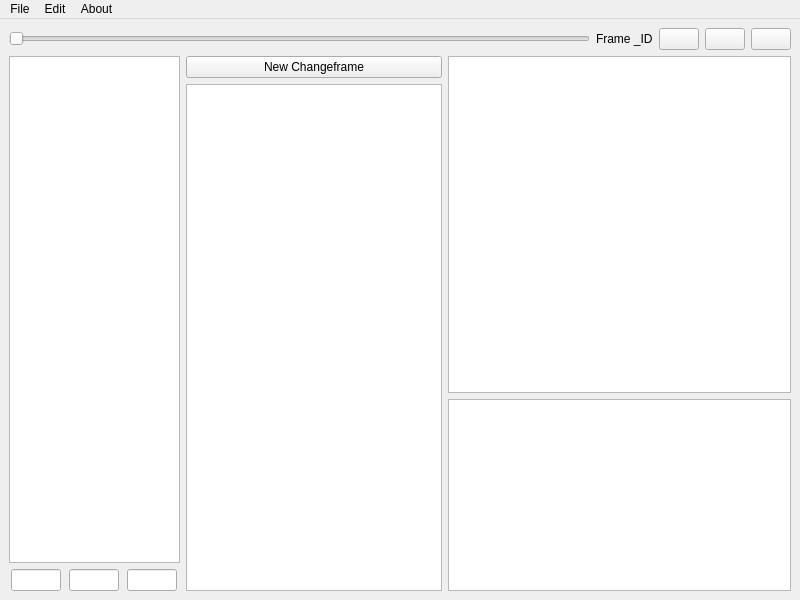
J2xMurphy/SpriteflowEditor, file mainwindow.ui: the form before one commit.
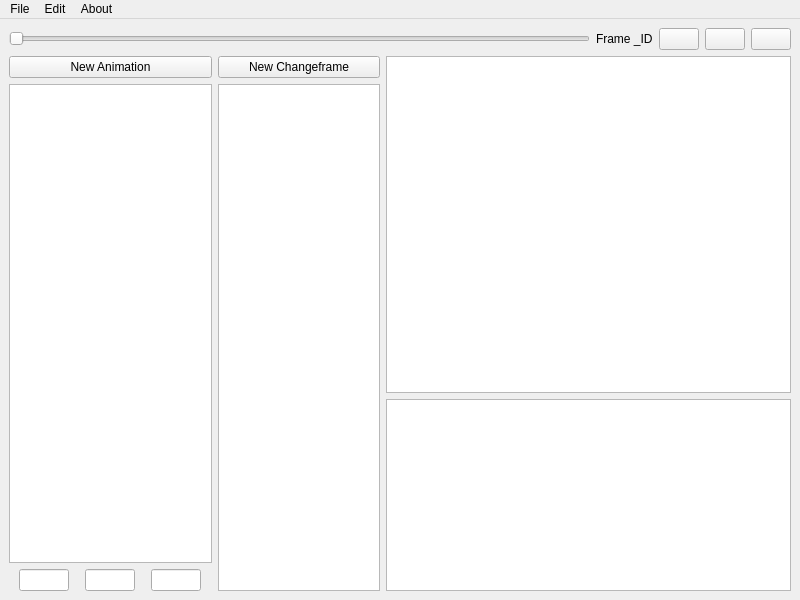
The form after the commit. Icons and pictures are not drawn.

Commit message:
Anim list added
The animation list now accepts new animations
Imgframe and animations are linked, with a image book.
When play is selected, animations properly play in the preview window
Need to do something about those debug statements

What changed in the file:
```diff
--- a/mainwindow.ui
+++ b/mainwindow.ui
@@ -95,9 +95,16 @@
      </layout>
     </item>
     <item>
-     <layout class="QHBoxLayout" name="H_Lists" stretch="25,0,50">
+     <layout class="QHBoxLayout" name="H_Lists" stretch="25,20,50">
       <item>
        <layout class="QVBoxLayout" name="Anim_UI">
+        <item>
+         <widget class="QPushButton" name="NewAnimation">
+          <property name="text">
+           <string>New Animation</string>
+          </property>
+         </widget>
+        </item>
         <item>
          <widget class="QTableView" name="Anim_List"/>
         </item>
```
Left out of the diff: 10 changed lines with no effect on the pictures. The commit also changes 4 other files.
